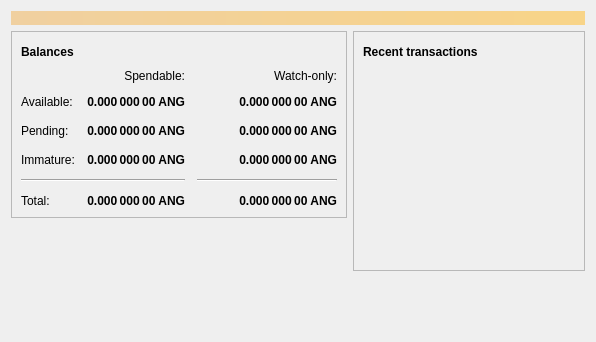
Before: the Qt Designer form src/qt/forms/overviewpage.ui in Johven/ANGCOIN, drawn with Qt 5.
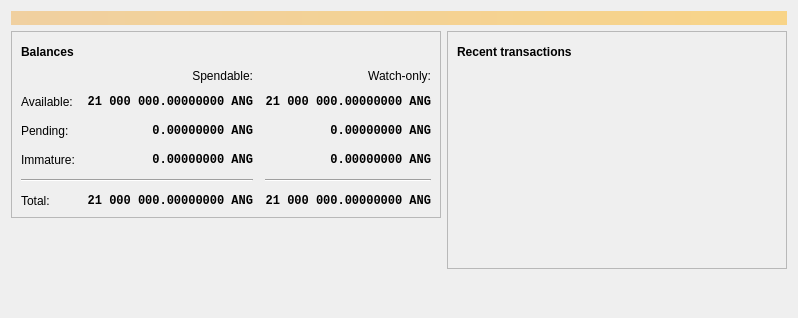
After: the same form once the commit is applied. Icons and pictures are not drawn.

What changed in the file:
```diff
--- a/src/qt/forms/overviewpage.ui
+++ b/src/qt/forms/overviewpage.ui
@@ -6,8 +6,8 @@
    <rect>
     <x>0</x>
     <y>0</y>
-    <width>596</width>
-    <height>342</height>
+    <width>798</width>
+    <height>318</height>
    </rect>
   </property>
   <property name="windowTitle">
@@ -118,6 +118,7 @@
              <widget class="QLabel" name="labelWatchPending">
               <property name="font">
                <font>
+                <family>Monospace</family>
                 <weight>75</weight>
                 <bold>true</bold>
                </font>
@@ -129,7 +130,7 @@
                <string>Unconfirmed transactions to watch-only addresses</string>
               </property>
               <property name="text">
-               <string notr="true">0.000 000 00 ANG</string>
+               <string notr="true">0.00000000 ANG</string>
               </property>
               <property name="alignment">
                <set>Qt::AlignRight|Qt::AlignTrailing|Qt::AlignVCenter</set>
@@ -143,6 +144,7 @@
              <widget class="QLabel" name="labelUnconfirmed">
               <property name="font">
                <font>
+                <family>Monospace</family>
                 <weight>75</weight>
                 <bold>true</bold>
                </font>
@@ -154,7 +156,7 @@
                <string>Total of transactions that have yet to be confirmed, and do not yet count toward the spendable balance</string>
               </property>
               <property name="text">
-               <string notr="true">0.000 000 00 ANG</string>
+               <string notr="true">0.00000000 ANG</string>
               </property>
               <property name="alignment">
                <set>Qt::AlignRight|Qt::AlignTrailing|Qt::AlignVCenter</set>
@@ -168,6 +170,7 @@
              <widget class="QLabel" name="labelWatchImmature">
               <property name="font">
                <font>
+                <family>Monospace</family>
                 <weight>75</weight>
                 <bold>true</bold>
                </font>
@@ -179,7 +182,7 @@
                <string>Mined balance in watch-only addresses that has not yet matured</string>
               </property>
               <property name="text">
-               <string notr="true">0.000 000 00 ANG</string>
+               <string notr="true">0.00000000 ANG</string>
               </property>
               <property name="alignment">
                <set>Qt::AlignRight|Qt::AlignTrailing|Qt::AlignVCenter</set>
@@ -226,6 +229,7 @@
              <widget class="QLabel" name="labelImmature">
               <property name="font">
                <font>
+                <family>Monospace</family>
                 <weight>75</weight>
                 <bold>true</bold>
                </font>
@@ -237,7 +241,7 @@
                <string>Mined balance that has not yet matured</string>
               </property>
               <property name="text">
-               <string notr="true">0.000 000 00 ANG</string>
+               <string notr="true">0.00000000 ANG</string>
               </property>
               <property name="alignment">
                <set>Qt::AlignRight|Qt::AlignTrailing|Qt::AlignVCenter</set>
@@ -271,6 +275,7 @@
              <widget class="QLabel" name="labelTotal">
               <property name="font">
                <font>
+                <family>Monospace</family>
                 <weight>75</weight>
                 <bold>true</bold>
                </font>
@@ -282,7 +287,7 @@
                <string>Your current total balance</string>
               </property>
               <property name="text">
-               <string notr="true">0.000 000 00 ANG</string>
+               <string notr="true">21 000 000.00000000 ANG</string>
               </property>
               <property name="alignment">
                <set>Qt::AlignRight|Qt::AlignTrailing|Qt::AlignVCenter</set>
@@ -296,6 +301,7 @@
              <widget class="QLabel" name="labelWatchTotal">
               <property name="font">
                <font>
+                <family>Monospace</family>
                 <weight>75</weight>
                 <bold>true</bold>
                </font>
@@ -307,7 +313,7 @@
                <string>Current total balance in watch-only addresses</string>
               </property>
               <property name="text">
-               <string notr="true">0.000 000 00 ANG</string>
+               <string notr="true">21 000 000.00000000 ANG</string>
               </property>
               <property name="alignment">
                <set>Qt::AlignRight|Qt::AlignTrailing|Qt::AlignVCenter</set>
@@ -338,6 +344,7 @@
              <widget class="QLabel" name="labelBalance">
               <property name="font">
                <font>
+                <family>Monospace</family>
                 <weight>75</weight>
                 <bold>true</bold>
                </font>
@@ -349,7 +356,7 @@
                <string>Your current spendable balance</string>
               </property>
               <property name="text">
-               <string notr="true">0.000 000 00 ANG</string>
+               <string notr="true">21 000 000.00000000 ANG</string>
               </property>
               <property name="alignment">
                <set>Qt::AlignRight|Qt::AlignTrailing|Qt::AlignVCenter</set>
@@ -363,6 +370,7 @@
              <widget class="QLabel" name="labelWatchAvailable">
               <property name="font">
                <font>
+                <family>Monospace</family>
                 <weight>75</weight>
                 <bold>true</bold>
                </font>
@@ -374,7 +382,7 @@
                <string>Your current balance in watch-only addresses</string>
               </property>
               <property name="text">
-               <string notr="true">0.000 000 00 ANG</string>
+               <string notr="true">21 000 000.00000000 ANG</string>
               </property>
               <property name="alignment">
                <set>Qt::AlignRight|Qt::AlignTrailing|Qt::AlignVCenter</set>
```
Left out of the diff: 4 changed lines with no effect on the pictures.
